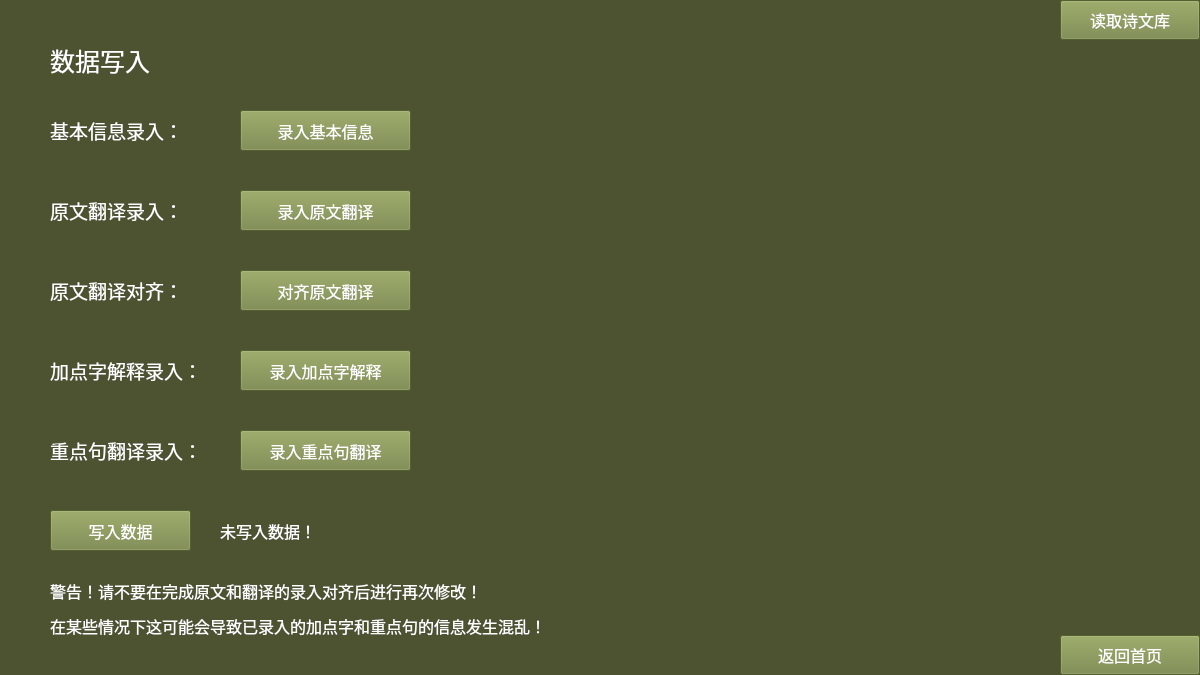
This is DataInput.ui in liyuxuan2003/EgretPoetry as Qt 5 draws it before an edit. The edited form follows.
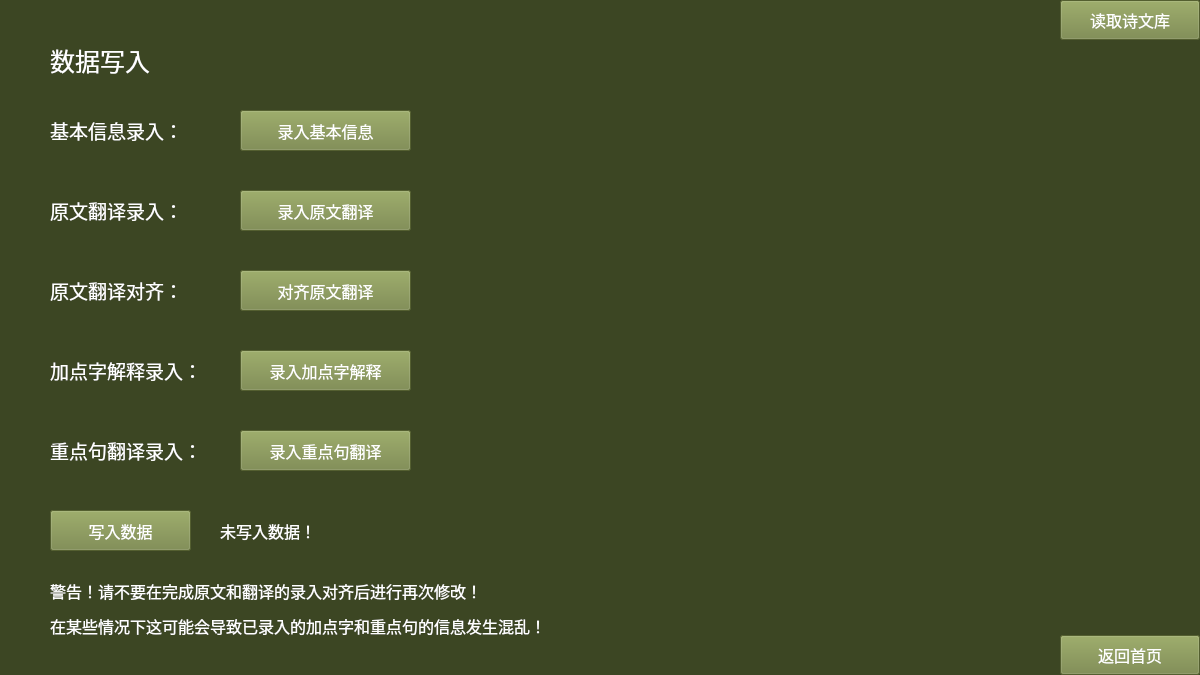
This is the edited form.

Diff of the .ui file:
```diff
--- a/DataInput.ui
+++ b/DataInput.ui
@@ -14,7 +14,7 @@
    <string>Frame</string>
   </property>
   <property name="styleSheet">
-   <string notr="true">background-color: rgb(77, 83, 49);</string>
+   <string notr="true">background-color: rgb(60, 70, 35);</string>
   </property>
   <widget class="QLabel" name="labelInfo">
    <property name="geometry">
```
Left out of the diff: 24 changed lines with no effect on the pictures.
